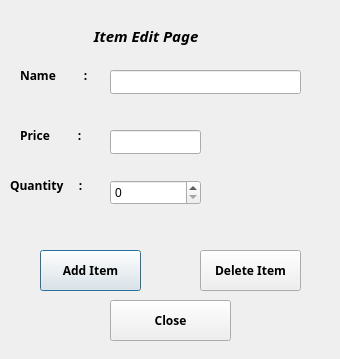
Qt form additme.ui (Ling2251/CS1C-Bulk-Club-Project) before a commit.
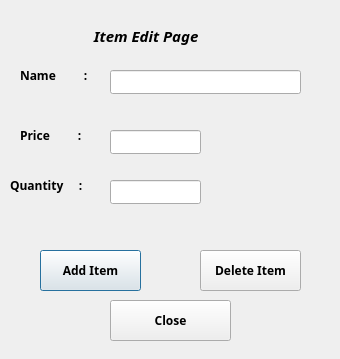
The same form after that commit.

Commit message: finshed the add item part

Diff of the .ui file:
```diff
--- a/additme.ui
+++ b/additme.ui
@@ -124,16 +124,6 @@
     <string>Quantity     :</string>
    </property>
   </widget>
-  <widget class="QSpinBox" name="ItemNum">
-   <property name="geometry">
-    <rect>
-     <x>110</x>
-     <y>180</y>
-     <width>91</width>
-     <height>25</height>
-    </rect>
-   </property>
-  </widget>
   <widget class="QPushButton" name="AddButton">
    <property name="geometry">
     <rect>
@@ -197,6 +187,16 @@
     <string>Close</string>
    </property>
   </widget>
+  <widget class="QLineEdit" name="ItemNumber">
+   <property name="geometry">
+    <rect>
+     <x>110</x>
+     <y>180</y>
+     <width>91</width>
+     <height>24</height>
+    </rect>
+   </property>
+  </widget>
  </widget>
  <resources/>
  <connections>
```
The commit also changes 2 other files.
